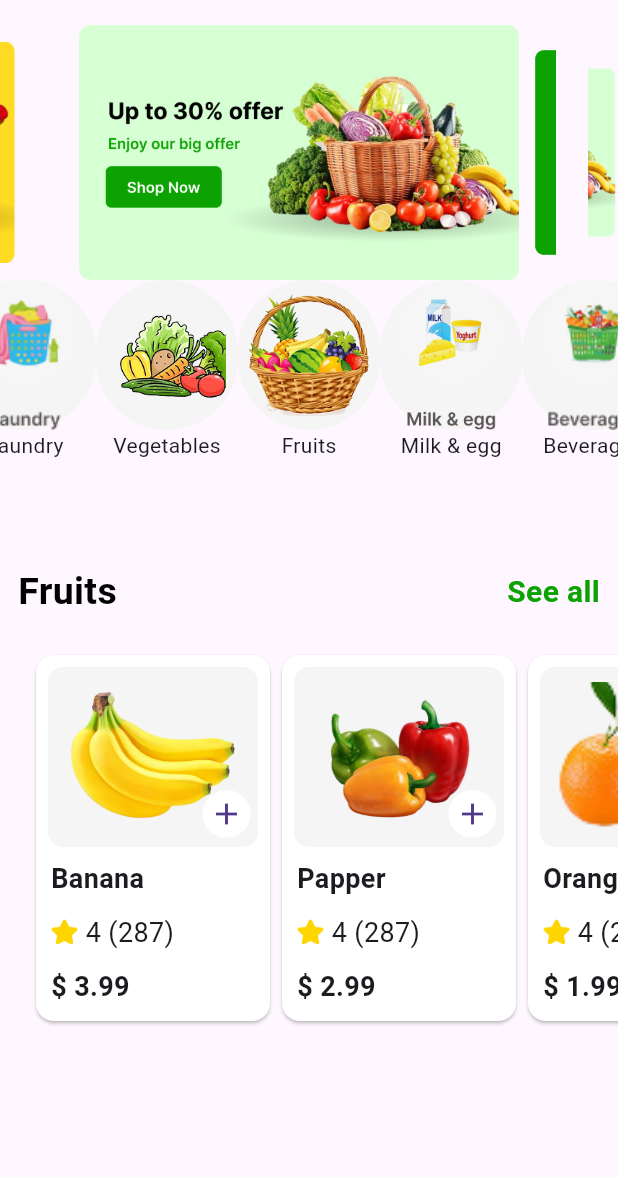
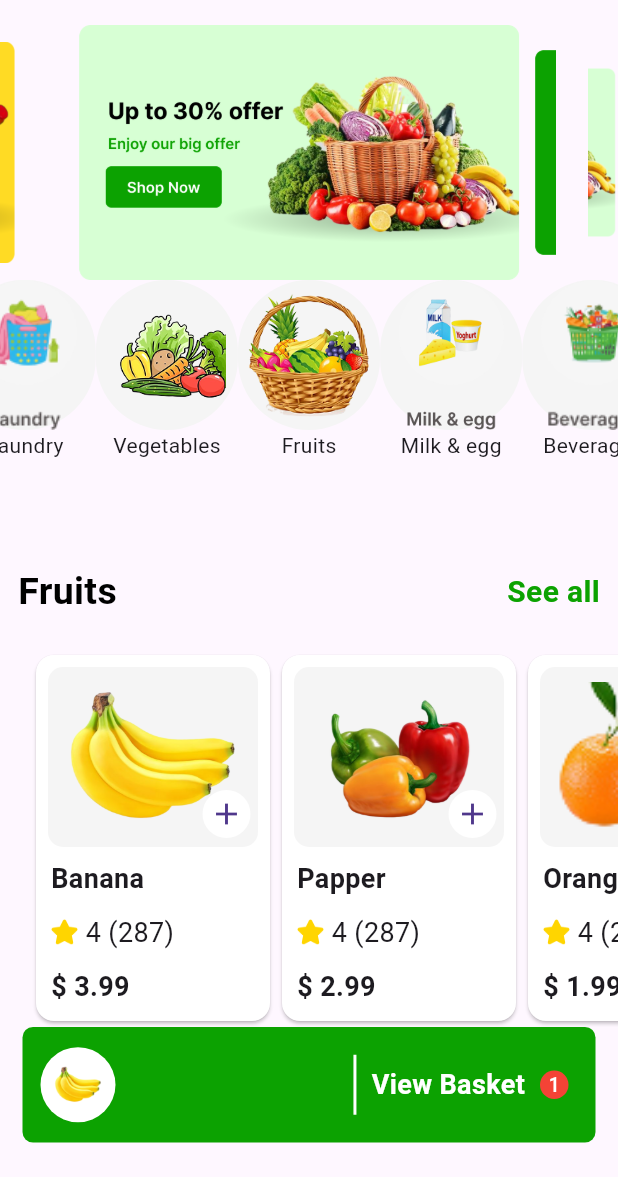
Before and after one commit to elshaarawy7/food_app, a Flutter app: the screen it shows after launch, after a tap on the "add" icon, on a phone screen of 412 x 824 dp, the part 59-1236 px from its top. Run offline on Flutter 3.47's test engine with Material 3 defaults, Android fonts, the phone set to English and light mode, and no system bars; drawn by our look-alikes of carousel_slider; our stand-ins replace flutter_svg.

Commit message:
edite in the code

```diff
--- a/lib/pages/home_page.dart
+++ b/lib/pages/home_page.dart
@@ -5,7 +5,6 @@ import 'package:food_app/helper/color.dart';
 import 'package:food_app/model/Podact-model.dart';
 import 'package:food_app/model/catogry_of_modal.dart';
 import 'package:food_app/model/prodact_items.dart';
-import 'package:food_app/widgets/custem_prodact.dart';
 
 class HomePage extends StatefulWidget {
   const HomePage({super.key});
@@ -183,13 +182,89 @@ class _HomePageState extends State<HomePage> {
 
 
 
-          // prdact
-          CustemProdact() ,
+          SingleChildScrollView(
+            scrollDirection: Axis.horizontal,
+            child: Padding(
+              padding: const EdgeInsets.symmetric(horizontal: 20.0),
+              child: Row(
+                children: List.generate(
+                    product.length,
+                        (index) {
+                  final item = product[index];
+                  return ProductItem(
+                    image: item.image,
+                    name: item.name,
+                    rate: item.rate,
+                    rateCount: item.rateCount,
+                    price: item.price,
+                    onTap: () => toggleSelection(item),
+                    icon: isSelected(item) ? Icon(Icons.close)  : Icon(Icons.add),
+                  );
+                }),
+              ),
+            ),
+          ),
 
 
           // card Widget
 
+           Padding(
+            padding: const EdgeInsets.symmetric(horizontal: 15.0),
+            child: Container(
+              width: double.infinity,
+              height: 77,
+              decoration: BoxDecoration(
+                color: AppColors.primary,
+                borderRadius: BorderRadius.circular(7),
+              ),
+              child: Padding(
+                padding: const EdgeInsets.symmetric(horizontal: 8.0),
+                child: Row(
+                  children: [
+                    SizedBox(
+                      width: 200,
+                      child: ListView.builder(
+                          itemCount: backList.length,
+                          scrollDirection: Axis.horizontal,
+                          itemBuilder: (context , index) {
+                            return Padding(
+                              padding: const EdgeInsets.only(left: 4.0),
+                              child: Container(
+                                width: 50,
+                                height: 50,
+                                decoration: BoxDecoration(
+                                  color: Colors.white,
+                                  shape: BoxShape.circle,
+                                ),
+                                child: Padding(
+                                  padding: const EdgeInsets.all(8.0),
+                                  child: Image.asset(backList[index].image),
+                                ),
 
+                              ),
+                            );
+                          }
+                      ),
+                    ),
+
+                     Spacer(),
+                    Container(
+                      width: 2,
+                      height: 40,
+                      color: Colors.white,
+                    ),
+                    SizedBox(width: 10),
+                    Text("View Basket",style: TextStyle(
+                      color: Colors.white,
+                      fontWeight: FontWeight.bold,
+                      fontSize: 18
+                    )),
+                    SizedBox(width: 10),
+                    Badge(
+                        backgroundColor: Colors.red,
+                        label: Text( backList.length.toString() ,style: TextStyle(fontSize: 13)),
+                        largeSize: 13,
+                    ),
                     SizedBox(width: 10),
 
 
@@ -197,8 +272,12 @@ class _HomePageState extends State<HomePage> {
 
         ],
       ),
+    ),
+            ),
+           ),
+        ]
+      )
     );
-
     ;
   }
 }
--- a/lib/widgets/custem_card.dart
+++ /dev/null
@@ -1,76 +0,0 @@
-import 'package:flutter/material.dart';
-import 'package:food_app/helper/color.dart';
-
-class CustemCard extends StatelessWidget {
-   CustemCard({super.key});
-
-  List backList = [] ;
-
-  @override
-  Widget build(BuildContext context) {
-    return  Padding(
-            padding: const EdgeInsets.symmetric(horizontal: 15.0),
-            child: Container(
-              width: double.infinity,
-              height: 77,
-              decoration: BoxDecoration(
-                color: AppColors.primary,
-                borderRadius: BorderRadius.circular(7),
-              ),
-              child: Padding(
-                padding: const EdgeInsets.symmetric(horizontal: 8.0),
-                child: Row(
-                  children: [
-                    SizedBox(
-                      width: 200,
-                      child: ListView.builder(
-                          itemCount: backList.length,
-                          scrollDirection: Axis.horizontal,
-                          itemBuilder: (context , index) {
-                            return Padding(
-                              padding: const EdgeInsets.only(left: 4.0),
-                              child: Container(
-                                width: 50,
-                                height: 50,
-                                decoration: BoxDecoration(
-                                  color: Colors.white,
-                                  shape: BoxShape.circle,
-                                ),
-                                child: Padding(
-                                  padding: const EdgeInsets.all(8.0),
-                                  child: Image.asset(backList[index].image),
-                                ),
-
-                              ),
-                            );
-                          }
-                      ),
-                    ),
-
-                     Spacer(),
-                    Container(
-                      width: 2,
-                      height: 40,
-                      color: Colors.white,
-                    ),
-                    SizedBox(width: 10),
-                    Text("View Basket",style: TextStyle(
-                      color: Colors.white,
-                      fontWeight: FontWeight.bold,
-                      fontSize: 18
-                    )),
-                    SizedBox(width: 10),
-                    Badge(
-                        backgroundColor: Colors.red,
-                        label: Text( backList.length.toString() ,style: TextStyle(fontSize: 13)),
-                        largeSize: 13,
-                    ),
-                  ]
-                )
-              )
-            )
-    );
-
-
-  }
-}
--- a/lib/widgets/custem_prodact.dart
+++ /dev/null
@@ -1,78 +0,0 @@
-import 'package:flutter/material.dart';
-import 'package:food_app/model/Podact-model.dart';
-import 'package:food_app/model/prodact_items.dart';
-
-class CustemProdact extends StatefulWidget {
-  const CustemProdact({super.key});
-
-  @override
-  State<CustemProdact> createState() => _CustemProdactState();
-}
-
-class _CustemProdactState extends State<CustemProdact> {
-   List<ProductModel> product = [
-    ProductModel(
-        name: "Banana",
-        image: "assets/fruts/image 44 (2).png",
-        price: "3.99",
-        rate: "4",
-        rateCount: "287",
-    ),
-    ProductModel(
-      name: "Papper",
-      image: "assets/fruts/image 42.png",
-      price: "2.99",
-      rate: "4",
-      rateCount: "287",
-    ),
-    ProductModel(
-      name: "Orange",
-      image: "assets/fruts/image 44 (1).png",
-      price: "1.99",
-      rate: "4",
-      rateCount: "287",
-    ),
-
-  ];
-
-    List backList = [] ;
-
-    void toggleSelection (ProductModel prodact){
-           setState(() {
-             if(backList.contains(prodact)){
-              backList.remove(prodact);
-           } else{
-            backList.add(prodact) ;
-           }
-           });
-    }
-
-    bool isSelected(ProductModel prodact) => backList.contains(product) ;
-
-
-  @override
-  Widget build(BuildContext context) {
-    return SingleChildScrollView(
-            scrollDirection: Axis.horizontal,
-            child: Padding(
-              padding: const EdgeInsets.symmetric(horizontal: 20.0),
-              child: Row(
-                children: List.generate(
-                    product.length,
-                        (index) {
-                  final item = product[index];
-                  return ProductItem(
-                    image: item.image,
-                    name: item.name,
-                    rate: item.rate,
-                    rateCount: item.rateCount,
-                    price: item.price,
-                    onTap: () => toggleSelection(item),
-                    icon: isSelected(item) ? Icon(Icons.close)  : Icon(Icons.add),
-                  );
-                }),
-              ),
-            ),
-          );
-  }
-}
```
